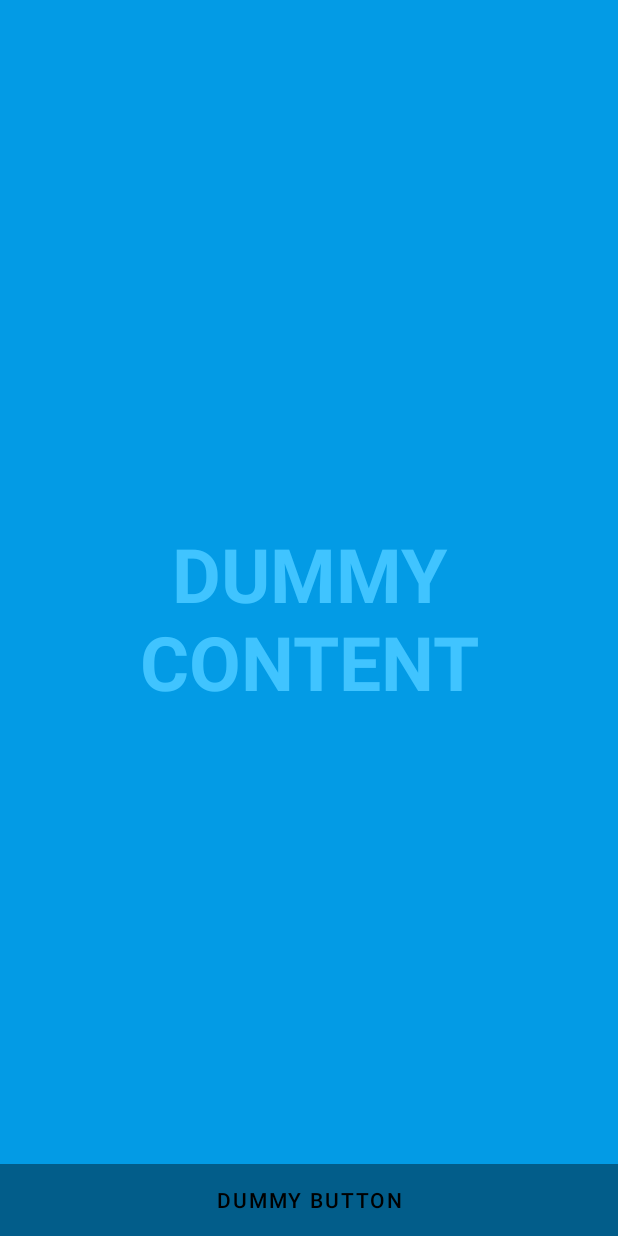
After one commit to dvicanajdinovic/CookBook, an Android app: the AddRecipeFragment screen opened through its navigation route, on a phone screen of 412 x 824 dp. The commit adds this screen. Run offline under Robolectric (Android 15) with nearby library versions, the phone set to English and light mode, and no system bars; our stand-ins replace Firebase (no records; nobody signed in at launch, a user with empty details on screens opened directly), navigation-ui.

Commit message:
Added button to navigate to add recipes

```diff
--- /dev/null
+++ b/app/src/main/java/rma/projekt/cookbook/ui/AddRecipeFragment.kt
@@ -0,0 +1,55 @@
+package rma.projekt.cookbook.ui
+
+import android.os.Bundle
+import android.view.LayoutInflater
+import android.view.View
+import android.view.ViewGroup
+import androidx.fragment.app.Fragment
+import androidx.navigation.fragment.findNavController
+import com.google.firebase.auth.FirebaseAuth
+import com.google.firebase.auth.ktx.auth
+import com.google.firebase.ktx.Firebase
+import rma.projekt.cookbook.databinding.FragmentAddRecipeBinding
+
+class AddRecipeFragment : Fragment() {
+
+    private var _binding: FragmentAddRecipeBinding? = null
+    private val binding get() = _binding!!
+
+    private lateinit var auth: FirebaseAuth
+
+    override fun onCreateView(
+        inflater: LayoutInflater,
+        container: ViewGroup?,
+        savedInstanceState: Bundle?
+    ): View {
+        _binding = FragmentAddRecipeBinding.inflate(inflater, container, false)
+        val root: View = binding.root
+
+        return root
+    }
+
+    override fun onViewCreated(view: View, savedInstanceState: Bundle?) {
+        super.onViewCreated(view, savedInstanceState)
+
+        auth = Firebase.auth
+
+        // Implement your logic for adding a new recipe here
+        // For example, handle save button click
+//        binding.btnSaveRecipe.setOnClickListener {
+//            // Here, you can get the entered data from EditTexts and save it to Firebase
+//            saveRecipe()
+//        }
+    }
+
+    private fun saveRecipe() {
+        // Implement your logic for saving the recipe to Firebase here
+        // For simplicity, let's navigate back when the save button is clicked
+        findNavController().popBackStack()
+    }
+
+    override fun onDestroyView() {
+        super.onDestroyView()
+        _binding = null
+    }
+}
--- /dev/null
+++ b/app/src/main/res/layout/fragment_add_recipe.xml
@@ -0,0 +1,51 @@
+<?xml version="1.0" encoding="utf-8"?>
+<FrameLayout xmlns:android="http://schemas.android.com/apk/res/android"
+    xmlns:tools="http://schemas.android.com/tools"
+    android:layout_width="match_parent"
+    android:layout_height="match_parent"
+    android:background="?attr/fullscreenBackgroundColor"
+    android:theme="@style/ThemeOverlay.CookBook.FullscreenContainer"
+    tools:context=".ui.AddRecipeFragment">
+
+    <!-- The primary full-screen view. This can be replaced with whatever view
+         is needed to present your content, e.g. VideoView, SurfaceView,
+         TextureView, etc. -->
+    <TextView
+        android:id="@+id/fullscreen_content"
+        android:layout_width="match_parent"
+        android:layout_height="match_parent"
+        android:gravity="center"
+        android:keepScreenOn="true"
+        android:text="@string/dummy_content"
+        android:textColor="?attr/fullscreenTextColor"
+        android:textSize="50sp"
+        android:textStyle="bold" />
+
+    <!-- This FrameLayout insets its children based on system windows using
+         android:fitsSystemWindows. -->
+    <FrameLayout
+        android:layout_width="match_parent"
+        android:layout_height="match_parent"
+        android:fitsSystemWindows="true">
+
+        <LinearLayout
+            android:id="@+id/fullscreen_content_controls"
+            style="@style/Widget.Theme.CookBook.ButtonBar.Fullscreen"
+            android:layout_width="match_parent"
+            android:layout_height="wrap_content"
+            android:layout_gravity="bottom|center_horizontal"
+            android:orientation="horizontal"
+            tools:ignore="UselessParent">
+
+            <Button
+                android:id="@+id/dummy_button"
+                style="?android:attr/buttonBarButtonStyle"
+                android:layout_width="0dp"
+                android:layout_height="wrap_content"
+                android:layout_weight="1"
+                android:text="@string/dummy_button" />
+
+        </LinearLayout>
+    </FrameLayout>
+
+</FrameLayout>
--- a/app/src/main/res/layout/fragment_gallery.xml
+++ b/app/src/main/res/layout/fragment_gallery.xml
@@ -14,4 +14,6 @@
         tools:layout_editor_absoluteX="0dp"
         tools:layout_editor_absoluteY="50dp" />
 
+
+
 </androidx.constraintlayout.widget.ConstraintLayout>
--- a/app/src/main/res/navigation/nav_graph.xml
+++ b/app/src/main/res/navigation/nav_graph.xml
@@ -4,6 +4,11 @@
     xmlns:tools="http://schemas.android.com/tools"
     android:id="@+id/nav_graph"
     app:startDestination="@id/introFragment">
+    <fragment
+        android:id="@+id/recipeAdd"
+        android:name="rma.projekt.cookbook.ui.AddRecipeFragment"
+        android:label="fragment_add_recipe"
+        tools:layout="@layout/fragment_add_recipe" />
     <fragment
         android:id="@+id/introFragment"
         android:name="rma.projekt.cookbook.ui.IntroFragment"
@@ -28,6 +33,9 @@
         <action
             android:id="@+id/action_homeFragment_to_authentication"
             app:destination="@id/authentication" />
+        <action
+            android:id="@+id/action_Home_to_recipeAdd"
+            app:destination="@id/recipeAdd" />
     </fragment>
     <navigation android:id="@+id/authentication"
         app:startDestination="@id/loginFragment">
--- /dev/null
+++ b/app/src/main/res/values/ids.xml
@@ -0,0 +1,4 @@
+<?xml version="1.0" encoding="utf-8"?>
+<resources>
+
+</resources>
--- a/app/src/main/res/values/strings.xml
+++ b/app/src/main/res/values/strings.xml
@@ -19,7 +19,7 @@
     <string name="home">Home</string>
     <string name="register">Register</string>
     <string name="large_text">
-        "Material is the metaphor.\n\n"
+        "BROWSE.\n\n"
 
         "A material metaphor is the unifying theory of a rationalized space and a system of motion."
         "The material is grounded in tactile reality, inspired by the study of paper and ink, yet "
```
Also changed, not shown: app/src/main/java/rma/projekt/cookbook/ui/FavoritesFragment.kt (added, +19 -0 lines), app/src/main/java/rma/projekt/cookbook/ui/HomeFragment.kt (+24 -0 lines), app/src/main/java/rma/projekt/cookbook/ui/PostsFragment.kt (added, +19 -0 lines), app/src/main/res/layout/fragment_favorites.xml (added, +13 -0 lines), app/src/main/res/layout/fragment_home.xml (+28 -4 lines), app/src/main/res/layout/fragment_posts.xml (added, +13 -0 lines).
